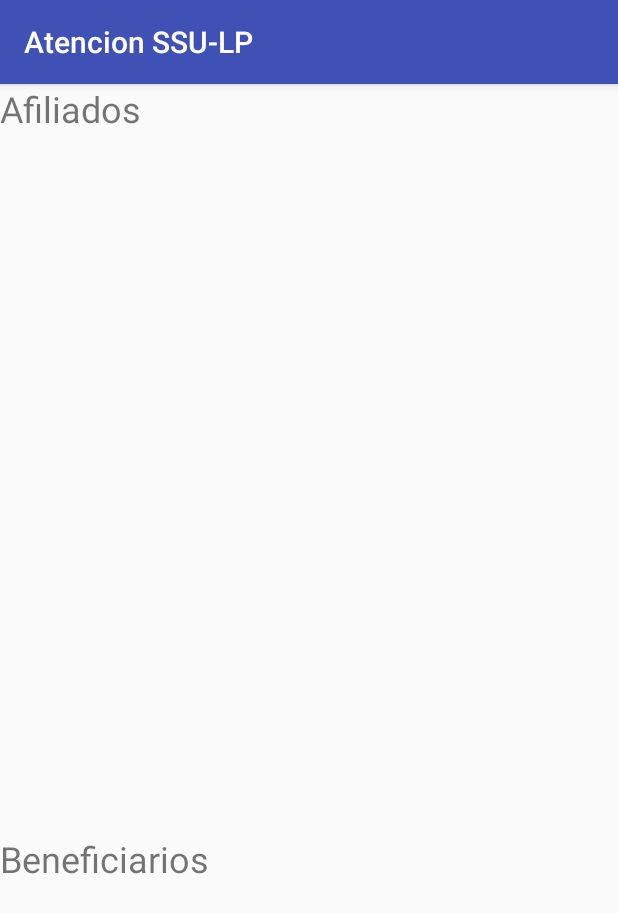
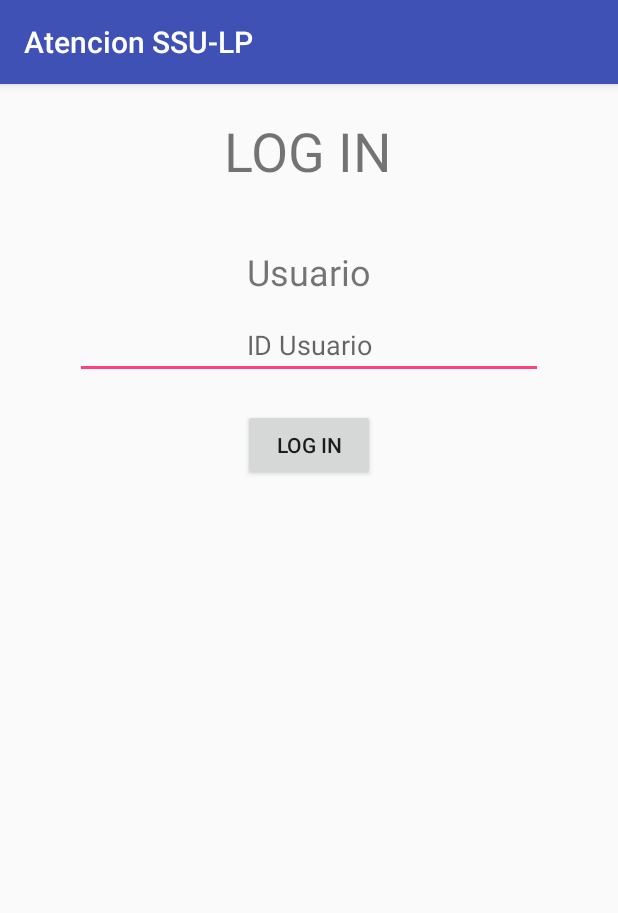
Before and after one commit to arcediazadrian/AtencionSSULP, an Android app: the screen it shows after launch (BeneficiariosActivity before the commit, LogInActivity after it), after a tap on "AFILIADOS", on a phone screen of 412 x 824 dp. Shown: the top 913 px of the screen. Run offline under Robolectric (Android 15) with nearby library versions, the phone set to English and light mode, and no system bars.

Commit message:
Consumo de Servicios + Beneficiario Titular

```diff
--- a/app/build.gradle
+++ b/app/build.gradle
@@ -10,6 +10,7 @@ android {
         versionName "1.0"
         testInstrumentationRunner "android.support.test.runner.AndroidJUnitRunner"
     }
+    useLibrary 'org.apache.http.legacy'
     buildTypes {
         release {
             minifyEnabled false
@@ -35,6 +36,7 @@ dependencies {
     androidTestImplementation 'com.android.support.test.espresso:espresso-core:3.0.2'
     compile 'com.android.support:recyclerview-v7:26.1.0'
     compile 'com.github.bumptech.glide:glide:4.3.1'
+    compile 'com.android.volley:volley:1.1.0'
 
     implementation 'com.android.support:design:26.1.0'
 }
--- a/app/src/main/AndroidManifest.xml
+++ b/app/src/main/AndroidManifest.xml
@@ -1,6 +1,8 @@
 <?xml version="1.0" encoding="utf-8"?>
 <manifest xmlns:android="http://schemas.android.com/apk/res/android"
     package="edu.upb.atencionssu_lp">
+
+    <uses-permission android:name="android.permission.INTERNET" />
 
     <application
         android:allowBackup="true"
@@ -19,7 +21,8 @@
         <activity android:name=".BeneficiariosActivity" />
         <activity android:name=".CentrosDeAtencionActivity" />
         <activity android:name=".AgendaActivity" />
-        <activity android:name=".EmergenciaActivity"></activity>
+        <activity android:name=".EmergenciaActivity" />
+        <activity android:name=".LogInActivity"></activity>
     </application>
 
 </manifest>
--- a/app/src/main/java/edu/upb/atencionssu_lp/BeneficiariosActivity.java
+++ b/app/src/main/java/edu/upb/atencionssu_lp/BeneficiariosActivity.java
@@ -1,16 +1,31 @@
 package edu.upb.atencionssu_lp;
 
+import android.app.ProgressDialog;
+import android.content.Intent;
+import android.os.AsyncTask;
+import android.os.Bundle;
 import android.support.v7.app.AppCompatActivity;
-import android.os.Bundle;
 import android.support.v7.widget.LinearLayoutManager;
 import android.support.v7.widget.RecyclerView;
 
+import java.util.LinkedList;
+import java.util.List;
+
 import edu.upb.atencionssu_lp.Adapters.BeneficiarioAdapter;
+import edu.upb.atencionssu_lp.Modelos.Beneficiario;
+import edu.upb.atencionssu_lp.Modelos.Credenciales;
 
 public class BeneficiariosActivity extends AppCompatActivity {
 
-    private RecyclerView beneficiariosRecyclerView;
-    private BeneficiarioAdapter beneficiarioAdapter;
+    private RecyclerView beneficiariosTitularRecyclerView;
+    private BeneficiarioAdapter beneficiarioTitularAdapter;
+    private RecyclerView beneficiariosSecundariosRecyclerView;
+    private BeneficiarioAdapter beneficiarioSecundariosAdapter;
+
+    // Progress Dialog
+    private ProgressDialog pDialog;
+
+    private List<Beneficiario> beneficiarios;
 
 
     @Override
@@ -18,18 +33,49 @@ public class BeneficiariosActivity extends AppCompatActivity {
         super.onCreate(savedInstanceState);
         setContentView(R.layout.activity_beneficiarios);
 
-        beneficiariosRecyclerView = findViewById(R.id.beneficiariosSecundariosRecyclerView);
-        beneficiariosRecyclerView.setHasFixedSize(true);
-        beneficiariosRecyclerView.setLayoutManager(new LinearLayoutManager(this));
 
-        beneficiarioAdapter = new BeneficiarioAdapter(this);
-        beneficiariosRecyclerView.setAdapter(beneficiarioAdapter);
+        if (Credenciales.Titular.getId() == 0) {
+            goLogInScreen();
+        }else{
+            beneficiariosTitularRecyclerView = findViewById(R.id.beneficiarioTitularRecyclerView);
+            beneficiariosTitularRecyclerView.setHasFixedSize(true);
+            beneficiariosTitularRecyclerView.setLayoutManager(new LinearLayoutManager(this));
 
-        loadData();
+            beneficiarioTitularAdapter = new BeneficiarioAdapter(this);
+            beneficiariosTitularRecyclerView.setAdapter(beneficiarioTitularAdapter);
+            beneficiarios = new LinkedList<>();
+            beneficiarios.add(Credenciales.Titular);
+            beneficiarioTitularAdapter.setBeneficiarios(beneficiarios);
+
+
+            beneficiariosSecundariosRecyclerView = findViewById(R.id.beneficiarioTitularRecyclerView);
+            beneficiariosSecundariosRecyclerView.setHasFixedSize(true);
+            beneficiariosSecundariosRecyclerView.setLayoutManager(new LinearLayoutManager(this));
+
+            beneficiarioSecundariosAdapter = new BeneficiarioAdapter(this);
+            beneficiariosSecundariosRecyclerView.setAdapter(beneficiarioTitularAdapter);
+
+        }
+
+
+        //new LoadBeneficiarios().execute();
+
     }
 
+    private void goLogInScreen() {
+        Intent intent = new Intent(this, LogInActivity.class);
+        intent.addFlags(Intent.FLAG_ACTIVITY_CLEAR_TOP | Intent.FLAG_ACTIVITY_CLEAR_TASK | Intent.FLAG_ACTIVITY_NEW_TASK);
+        startActivity(intent);
+    }
 
-    private void loadData() {
+    /**
+     * Background Async Task to Load all product by making HTTP Request
+     */
+    class LoadBeneficiarios extends AsyncTask<String, String, String> {
 
+        @Override
+        protected String doInBackground(String... strings) {
+            return null;
+        }
     }
 }
--- /dev/null
+++ b/app/src/main/java/edu/upb/atencionssu_lp/LogInActivity.java
@@ -0,0 +1,44 @@
+package edu.upb.atencionssu_lp;
+
+import android.content.Intent;
+import android.support.v7.app.AppCompatActivity;
+import android.os.Bundle;
+import android.util.Log;
+import android.view.View;
+import android.widget.Button;
+import android.widget.EditText;
+
+import edu.upb.atencionssu_lp.Controladores.LogInDAO;
+import edu.upb.atencionssu_lp.Modelos.Beneficiario;
+import edu.upb.atencionssu_lp.Modelos.Credenciales;
+
+public class LogInActivity extends AppCompatActivity {
+
+    private EditText logInEditText;
+    private Button logInButton;
+    @Override
+    protected void onCreate(Bundle savedInstanceState) {
+        super.onCreate(savedInstanceState);
+        setContentView(R.layout.activity_log_in);
+
+        logInEditText = findViewById(R.id.logInEditText);
+        logInButton = findViewById(R.id.logInButton);
+
+        logInButton.setOnClickListener(new View.OnClickListener() {
+            @Override
+            public void onClick(View v) {
+                String id = logInEditText.getText().toString();
+                Beneficiario titular = LogInDAO.getBeneficiarioById(id, getApplicationContext());
+                Credenciales.Titular = titular;
+                Log.d("Titular Log in", titular.getNombre() + " " + titular.getId());
+                goBeneficariosScreen();
+            }
+        });
+    }
+
+    private void goBeneficariosScreen() {
+        Intent intent = new Intent(this, BeneficiariosActivity.class);
+        intent.addFlags(Intent.FLAG_ACTIVITY_CLEAR_TOP | Intent.FLAG_ACTIVITY_CLEAR_TASK | Intent.FLAG_ACTIVITY_NEW_TASK);
+        startActivity(intent);
+    }
+}
--- /dev/null
+++ b/app/src/main/java/edu/upb/atencionssu_lp/Modelos/Credenciales.java
@@ -0,0 +1,10 @@
+package edu.upb.atencionssu_lp.Modelos;
+
+/**
+ * Created by Adrian on 5/5/2018.
+ */
+
+public class Credenciales {
+    public static Beneficiario Titular = new Beneficiario(null, 0);
+    public static Beneficiario[] Secuandarios = null;
+}
--- a/app/src/main/res/layout/activity_beneficiarios.xml
+++ b/app/src/main/res/layout/activity_beneficiarios.xml
@@ -1,49 +1,39 @@
 <?xml version="1.0" encoding="utf-8"?>
-<android.support.constraint.ConstraintLayout xmlns:android="http://schemas.android.com/apk/res/android"
+<LinearLayout xmlns:android="http://schemas.android.com/apk/res/android"
     xmlns:app="http://schemas.android.com/apk/res-auto"
     xmlns:tools="http://schemas.android.com/tools"
     android:layout_width="match_parent"
     android:layout_height="match_parent"
-    tools:context="edu.upb.atencionssu_lp.BeneficiariosActivity">
+    tools:context="edu.upb.atencionssu_lp.BeneficiariosActivity"
+    android:orientation="vertical"
+    android:weightSum="100">
 
-    <LinearLayout
-        android:layout_width="match_parent"
-        android:layout_height="match_parent"
-        android:orientation="vertical"
-        android:weightSum="100">
 
         <TextView
             android:layout_width="match_parent"
-            android:layout_height="match_parent"
+            android:layout_height="wrap_content"
             android:layout_weight="15"
-            android:text="@string/afiliados"
+            android:text="Titular"
             android:textSize="24sp"/>
 
         <android.support.v7.widget.RecyclerView
-            android:id="@+id/beneficiariosRecyclerView"
+            android:id="@+id/beneficiarioTitularRecyclerView"
             android:layout_width="match_parent"
-            android:layout_height="match_parent"
+            android:layout_height="wrap_content"
             android:layout_weight="30"></android.support.v7.widget.RecyclerView>
 
         <TextView
             android:layout_width="match_parent"
-            android:layout_height="match_parent"
+            android:layout_height="wrap_content"
             android:layout_weight="15"
-            android:text="@string/beneficiarios"
+            android:text="Secundarios"
             android:textSize="24sp"/>
-
-        <ScrollView
-            android:layout_width="match_parent"
-            android:layout_height="match_parent"
-            android:layout_weight="40">
 
             <android.support.v7.widget.RecyclerView
                 android:id="@+id/beneficiariosSecundariosRecyclerView"
                 android:layout_width="match_parent"
-                android:layout_height="match_parent"
+                android:layout_height="wrap_content"
+                android:layout_weight="40"
                 ></android.support.v7.widget.RecyclerView>
-        </ScrollView>
 
-
-    </LinearLayout>
-</android.support.constraint.ConstraintLayout>
+</LinearLayout>
--- /dev/null
+++ b/app/src/main/res/layout/activity_log_in.xml
@@ -0,0 +1,44 @@
+<?xml version="1.0" encoding="utf-8"?>
+<LinearLayout xmlns:android="http://schemas.android.com/apk/res/android"
+    xmlns:app="http://schemas.android.com/apk/res-auto"
+    xmlns:tools="http://schemas.android.com/tools"
+    android:layout_width="match_parent"
+    android:layout_height="match_parent"
+    android:orientation="vertical"
+    tools:context="edu.upb.atencionssu_lp.LogInActivity">
+
+    <TextView
+        android:layout_width="wrap_content"
+        android:layout_height="wrap_content"
+        android:textSize="36sp"
+        android:text="LOG IN"
+        android:layout_gravity="center"
+        android:layout_marginTop="20dp"/>
+
+    <TextView
+        android:layout_width="wrap_content"
+        android:layout_height="wrap_content"
+        android:textSize="24sp"
+        android:text="Usuario"
+        android:layout_gravity="center"
+        android:layout_marginTop="40dp" />
+
+    <EditText
+        android:id="@+id/logInEditText"
+        android:layout_width="match_parent"
+        android:layout_height="wrap_content"
+        android:hint="ID Usuario"
+        android:gravity="center"
+        android:inputType="textPassword"
+        android:layout_marginHorizontal="50dp"
+        android:layout_marginTop="10dp"
+        android:maxLines="1" />
+
+    <Button
+        android:id="@+id/logInButton"
+        android:layout_width="wrap_content"
+        android:layout_height="wrap_content"
+        android:text="Log In"
+        android:layout_gravity="center"
+        android:layout_marginTop="20dp"/>
+</LinearLayout>
--- a/app/src/main/res/values/strings.xml
+++ b/app/src/main/res/values/strings.xml
@@ -5,4 +5,5 @@
     <string name="centros_de_atencion">Centros de Atencion</string>
     <string name="emergencia">Emergencia</string>
     <string name="beneficiarios">Beneficiarios</string>
+    <string name="ip">http://192.168.0.105/ssulp_php/</string>
 </resources>
```
Also changed, not shown: app/src/main/java/edu/upb/atencionssu_lp/Adapters/BeneficiarioAdapter.java (+8 -7 lines), app/src/main/java/edu/upb/atencionssu_lp/Controladores/BeneficiariosDAO.java (added, +21 -0 lines), app/src/main/java/edu/upb/atencionssu_lp/Controladores/LogInDAO.java (added, +100 -0 lines), app/src/main/java/edu/upb/atencionssu_lp/Modelos/Beneficiario.java (+1 -10 lines), app/src/main/java/edu/upb/atencionssu_lp/Volley/CustomRequest.java (added, +58 -0 lines), app/src/main/java/edu/upb/atencionssu_lp/Volley/RunVolley.java (added, +116 -0 lines), app/src/main/res/layout/item_beneficiario.xml (renamed from app/src/main/res/layout/item_afiliado.xml, +21 -4 lines), 3 other files.
